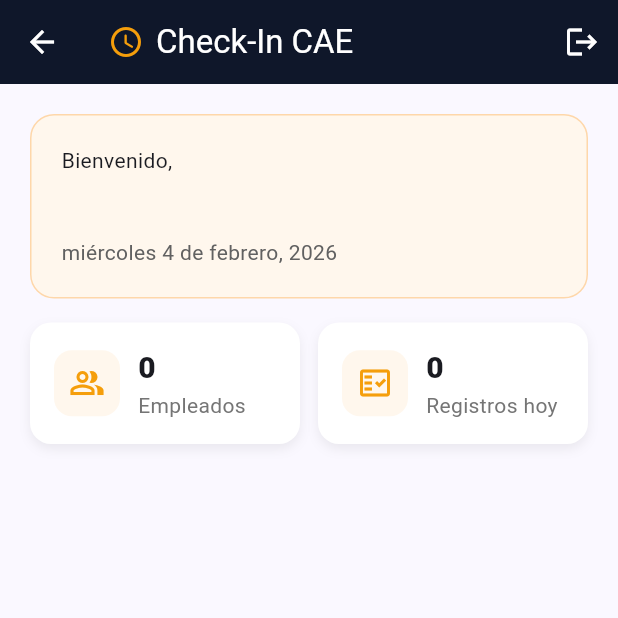
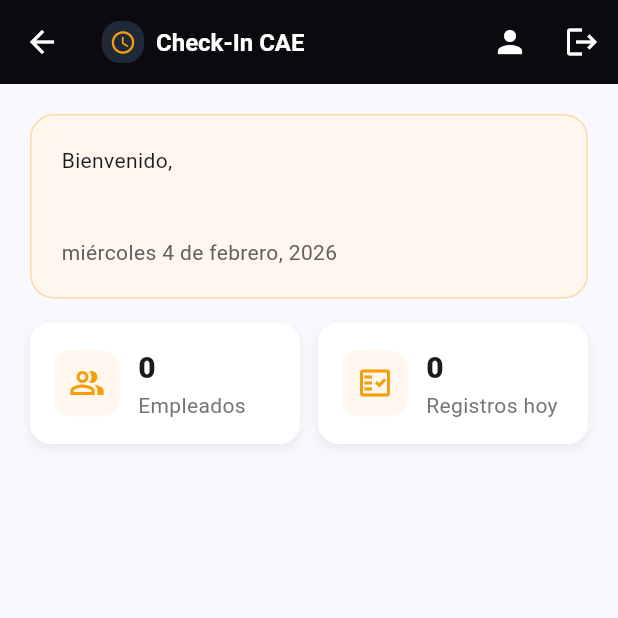
Before and after one commit to AndreeAng/checkincae, a Flutter app: the AdminDashboardScreen screen opened directly, on a phone screen of 412 x 824 dp, the top half of it. Run offline on Flutter 3.47's test engine with Material 3 defaults, Android fonts, the phone set to English and light mode, and no system bars; our stand-ins replace flutter_secure_storage, geolocator, image_picker; missing offline and left inert: dart:html; accounts and stored records are empty; network calls fail.

Commit message:
Implement custom app top bar and update UI across multiple screens

```diff
--- a/mobile_web/lib/screens/admin_checkins_screen.dart
+++ b/mobile_web/lib/screens/admin_checkins_screen.dart
@@ -8,6 +8,7 @@ import '../providers/auth_provider.dart';
 import '../utils/photo_url.dart';
 import '../utils/web_download.dart';
 import '../utils/bo_time.dart';
+import '../widgets/app_top_bar.dart';
 
 class AdminCheckinsScreen extends StatefulWidget {
   const AdminCheckinsScreen({super.key});
@@ -120,8 +121,8 @@ class _AdminCheckinsScreenState extends State<AdminCheckinsScreen> {
     }
 
     return Scaffold(
-      appBar: AppBar(
-        title: const Text('Registros de ingreso y salida'),
+      appBar: buildAppTopBar(
+        title: 'Registros de ingreso y salida',
         actions: [
           IconButton(
             onPressed: _refresh,
--- a/mobile_web/lib/screens/admin_dashboard_screen.dart
+++ b/mobile_web/lib/screens/admin_dashboard_screen.dart
@@ -8,6 +8,8 @@ import '../models/user.dart';
 import 'admin_checkins_screen.dart';
 import 'admin_users_screen.dart';
 import 'admin_worksites_screen.dart';
+import 'profile_screen.dart';
+import '../widgets/app_top_bar.dart';
 
 class AdminDashboardScreen extends StatefulWidget {
   const AdminDashboardScreen({super.key});
@@ -58,21 +60,22 @@ class _AdminDashboardScreenState extends State<AdminDashboardScreen> {
     final dateText = DateFormat("EEEE d 'de' MMMM, yyyy", 'es').format(DateTime.now());
 
     return Scaffold(
-      appBar: AppBar(
-        backgroundColor: dark,
-        foregroundColor: Colors.white,
-        title: Row(
-          children: const [
-            Icon(Icons.access_time_rounded, color: Color(0xFFF59E0B)),
-            SizedBox(width: 8),
-            Text('Check-In CAE'),
-          ],
-        ),
+      appBar: buildAppTopBar(
+        title: 'Check-In CAE',
         actions: [
+          IconButton(
+            onPressed: () {
+              Navigator.of(context).push(
+                MaterialPageRoute(builder: (_) => const ProfileScreen()),
+              );
+            },
+            icon: const Icon(Icons.person),
+            tooltip: 'Mi cuenta',
+          ),
           IconButton(
             onPressed: () => auth.logout(),
             icon: const Icon(Icons.logout),
-            tooltip: 'Cerrar sesión',
+            tooltip: 'Cerrar sesi?n',
           ),
         ],
       ),
--- a/mobile_web/lib/screens/admin_home.dart
+++ b/mobile_web/lib/screens/admin_home.dart
@@ -4,7 +4,6 @@ import 'admin_dashboard_screen.dart';
 import 'admin_users_screen.dart';
 import 'admin_worksites_screen.dart';
 import 'admin_checkins_screen.dart';
-import 'profile_screen.dart';
 
 class AdminHome extends StatefulWidget {
   const AdminHome({super.key});
@@ -21,7 +20,6 @@ class _AdminHomeState extends State<AdminHome> {
     AdminUsersScreen(),
     AdminWorkSitesScreen(),
     AdminCheckinsScreen(),
-    ProfileScreen(),
   ];
 
   @override
@@ -48,10 +46,6 @@ class _AdminHomeState extends State<AdminHome> {
             icon: Icon(Icons.fact_check),
             label: 'Registros',
           ),
-          NavigationDestination(
-            icon: Icon(Icons.person),
-            label: 'Cuenta',
-          ),
         ],
       ),
     );
--- a/mobile_web/lib/screens/admin_worksites_screen.dart
+++ b/mobile_web/lib/screens/admin_worksites_screen.dart
@@ -3,6 +3,7 @@ import 'package:provider/provider.dart';
 
 import '../models/worksite.dart';
 import '../providers/auth_provider.dart';
+import '../widgets/app_top_bar.dart';
 
 class AdminWorkSitesScreen extends StatefulWidget {
   const AdminWorkSitesScreen({super.key});
@@ -139,8 +140,8 @@ class _AdminWorkSitesScreenState extends State<AdminWorkSitesScreen> {
   @override
   Widget build(BuildContext context) {
     return Scaffold(
-      appBar: AppBar(
-        title: const Text('Lugares de trabajo'),
+      appBar: buildAppTopBar(
+        title: 'Lugares de trabajo',
         actions: [
           IconButton(
             onPressed: _refresh,
--- a/mobile_web/lib/screens/employee_home.dart
+++ b/mobile_web/lib/screens/employee_home.dart
@@ -17,7 +17,6 @@ class _EmployeeHomeState extends State<EmployeeHome> {
   final _screens = const [
     EmployeeCheckinScreen(),
     EmployeeHistoryScreen(),
-    ProfileScreen(),
   ];
 
   @override
@@ -36,10 +35,6 @@ class _EmployeeHomeState extends State<EmployeeHome> {
             icon: Icon(Icons.history),
             label: 'Historial',
           ),
-          NavigationDestination(
-            icon: Icon(Icons.person),
-            label: 'Mi cuenta',
-          ),
         ],
       ),
     );
--- a/mobile_web/lib/screens/profile_screen.dart
+++ b/mobile_web/lib/screens/profile_screen.dart
@@ -2,6 +2,7 @@ import 'package:flutter/material.dart';
 import 'package:provider/provider.dart';
 
 import '../providers/auth_provider.dart';
+import '../widgets/app_top_bar.dart';
 
 class ProfileScreen extends StatelessWidget {
   const ProfileScreen({super.key});
@@ -12,8 +13,8 @@ class ProfileScreen extends StatelessWidget {
     final user = auth.user;
 
     return Scaffold(
-      appBar: AppBar(
-        title: const Text('Mi cuenta'),
+      appBar: buildAppTopBar(
+        title: 'Mi cuenta',
       ),
       body: Padding(
         padding: const EdgeInsets.all(16),
--- /dev/null
+++ b/mobile_web/lib/widgets/app_top_bar.dart
@@ -0,0 +1,43 @@
+import 'package:flutter/material.dart';
+
+AppBar buildAppTopBar({
+  required String title,
+  List<Widget>? actions,
+}) {
+  return AppBar(
+    backgroundColor: const Color(0xFF0B0B0F),
+    foregroundColor: Colors.white,
+    elevation: 0,
+    titleSpacing: 12,
+    centerTitle: false,
+    title: Row(
+      children: [
+        Container(
+          height: 28,
+          width: 28,
+          decoration: BoxDecoration(
+            color: const Color(0xFF1F2937),
+            borderRadius: BorderRadius.circular(12),
+          ),
+          child: const Icon(
+            Icons.access_time_rounded,
+            size: 18,
+            color: Color(0xFFF59E0B),
+          ),
+        ),
+        const SizedBox(width: 8),
+        Expanded(
+          child: Text(
+            title,
+            overflow: TextOverflow.ellipsis,
+            style: const TextStyle(
+              fontWeight: FontWeight.w700,
+              fontSize: 16,
+            ),
+          ),
+        ),
+      ],
+    ),
+    actions: actions,
+  );
+}
```
Also changed, not shown: mobile_web/lib/main.dart (+21 -0 lines), mobile_web/lib/screens/admin_users_screen.dart (+13 -2 lines), mobile_web/lib/screens/employee_checkin_screen.dart (+12 -0 lines), mobile_web/lib/screens/employee_history_screen.dart (+13 -2 lines).
